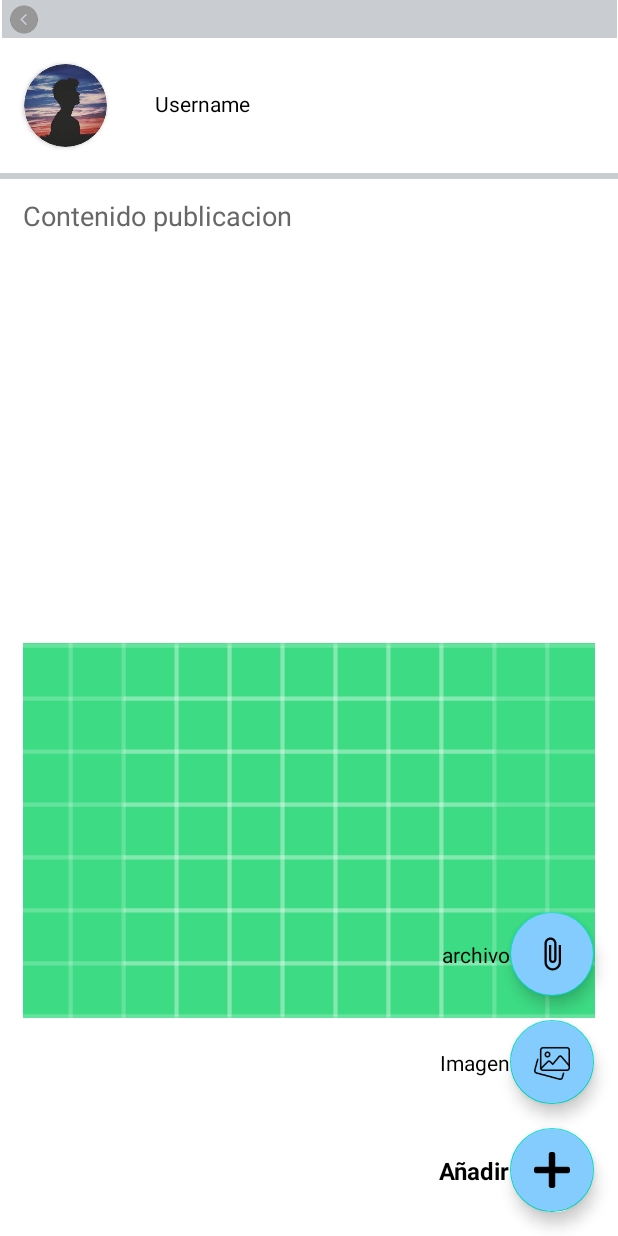
After one commit to DanielRamirez1901/proyecto-apps, an Android app: the PostComment screen opened directly, with no data from a screen before it, on a phone screen of 412 x 824 dp. The commit adds this screen. Run offline under Robolectric (Android 15) with nearby library versions, the phone set to English and light mode, and no system bars.

Commit message:
publish_interface_added

```diff
--- a/interfaces-pr/app/build.gradle
+++ b/interfaces-pr/app/build.gradle
@@ -52,4 +52,5 @@ dependencies {
     testImplementation 'junit:junit:4.13.2'
     androidTestImplementation 'androidx.test.ext:junit:1.1.5'
     androidTestImplementation 'androidx.test.espresso:espresso-core:3.5.1'
+
 }
--- a/interfaces-pr/app/src/main/AndroidManifest.xml
+++ b/interfaces-pr/app/src/main/AndroidManifest.xml
@@ -11,6 +11,9 @@
         android:supportsRtl="true"
         android:theme="@style/Theme.Interfacespr"
         tools:targetApi="31">
+        <activity
+            android:name=".PostComment"
+            android:exported="false" />
         <activity
             android:name=".PublicationsActivity"
             android:exported="false" />
--- /dev/null
+++ b/interfaces-pr/app/src/main/java/com/example/interfaces_pr/PostComment.kt
@@ -0,0 +1,40 @@
+package com.example.interfaces_pr
+
+import android.content.Intent
+import androidx.appcompat.app.AppCompatActivity
+import android.os.Bundle
+import com.example.interfaces_pr.databinding.ActivityCourseBinding
+import com.example.interfaces_pr.databinding.ActivityPostCommentBinding
+
+class PostComment : AppCompatActivity() {
+
+
+
+    private val binding by lazy{
+        ActivityPostCommentBinding.inflate(layoutInflater)
+    }
+
+    override fun onCreate(savedInstanceState: Bundle?) {
+        super.onCreate(savedInstanceState)
+        setContentView(binding.root)
+
+        binding.userImg.setImageResource(R.drawable.profile1)
+        binding.galleryBtn.setOnClickListener{
+            binding.publicationImg.setImageResource(R.drawable.basketball_course_image)
+        }
+
+        binding.addBtn.setOnClickListener{
+            goToCourseActivity()
+        }
+
+        binding.backButton.setOnClickListener{
+            goToCourseActivity()
+        }
+
+    }
+
+    private fun goToCourseActivity(){
+        val intent = Intent(this,CourseActivity::class.java)
+        startActivity(intent)
+    }
+}
--- /dev/null
+++ b/interfaces-pr/app/src/main/res/drawable/file_icon.xml
@@ -0,0 +1,5 @@
+<vector android:height="24dp" android:tint="#000000"
+    android:viewportHeight="24" android:viewportWidth="24"
+    android:width="24dp" xmlns:android="http://schemas.android.com/apk/res/android">
+    <path android:fillColor="@android:color/white" android:pathData="M16.5,6v11.5c0,2.21 -1.79,4 -4,4s-4,-1.79 -4,-4V5c0,-1.38 1.12,-2.5 2.5,-2.5s2.5,1.12 2.5,2.5v10.5c0,0.55 -0.45,1 -1,1s-1,-0.45 -1,-1V6H10v9.5c0,1.38 1.12,2.5 2.5,2.5s2.5,-1.12 2.5,-2.5V5c0,-2.21 -1.79,-4 -4,-4S7,2.79 7,5v12.5c0,3.04 2.46,5.5 5.5,5.5s5.5,-2.46 5.5,-5.5V6h-1.5z"/>
+</vector>
--- /dev/null
+++ b/interfaces-pr/app/src/main/res/layout/activity_post_comment.xml
@@ -0,0 +1,167 @@
+<?xml version="1.0" encoding="utf-8"?>
+<androidx.constraintlayout.widget.ConstraintLayout xmlns:android="http://schemas.android.com/apk/res/android"
+    xmlns:app="http://schemas.android.com/apk/res-auto"
+    xmlns:tools="http://schemas.android.com/tools"
+    android:layout_width="match_parent"
+    android:layout_height="match_parent"
+    tools:context=".PostComment">
+
+
+
+    <View
+        android:id="@+id/view14"
+        android:layout_width="410dp"
+        android:layout_height="25dp"
+        android:background="#c9ccd1"
+        app:layout_constraintEnd_toEndOf="parent"
+        app:layout_constraintStart_toStartOf="parent"
+        app:layout_constraintTop_toTopOf="parent" />
+
+    <ImageView
+        android:id="@+id/backButton"
+        android:layout_width="24dp"
+        android:layout_height="22dp"
+        android:layout_marginStart="4dp"
+        app:layout_constraintBottom_toBottomOf="@+id/view14"
+        app:layout_constraintStart_toStartOf="parent"
+        app:layout_constraintTop_toTopOf="@+id/view14"
+        app:srcCompat="@drawable/arrow_searchbar_icon" />
+
+    <androidx.cardview.widget.CardView
+        android:id="@+id/cardView3"
+        android:layout_width="55dp"
+        android:layout_height="55dp"
+        android:layout_marginStart="16dp"
+        app:cardCornerRadius="90dp"
+        app:layout_constraintBottom_toTopOf="@+id/view15"
+        app:layout_constraintStart_toStartOf="parent"
+        app:layout_constraintTop_toBottomOf="@+id/view14">
+
+        <ImageView
+            android:id="@+id/userImg"
+            android:layout_width="wrap_content"
+            android:layout_height="wrap_content"
+            tools:srcCompat="@tools:sample/avatars" />
+    </androidx.cardview.widget.CardView>
+
+    <TextView
+        android:id="@+id/publication_titleTxt"
+        android:layout_width="287dp"
+        android:layout_height="22dp"
+        android:layout_marginStart="32dp"
+        android:text="Username"
+        android:textColor="#000000"
+        app:layout_constraintBottom_toTopOf="@+id/view15"
+        app:layout_constraintStart_toEndOf="@+id/cardView3"
+        app:layout_constraintTop_toBottomOf="@+id/view14" />
+
+    <View
+        android:id="@+id/view15"
+        android:layout_width="0dp"
+        android:layout_height="4dp"
+        android:layout_marginTop="90dp"
+        android:background="#c9ccd1"
+        app:layout_constraintEnd_toEndOf="parent"
+        app:layout_constraintStart_toStartOf="parent"
+        app:layout_constraintTop_toBottomOf="@+id/view14" />
+
+    <ImageView
+        android:id="@+id/publication_Img"
+        android:layout_width="381dp"
+        android:layout_height="250dp"
+        android:layout_marginTop="16dp"
+        android:scaleType="centerCrop"
+        app:layout_constraintEnd_toEndOf="parent"
+        app:layout_constraintStart_toStartOf="parent"
+        app:layout_constraintTop_toBottomOf="@+id/editTextTextPersonName5"
+        app:srcCompat="@drawable/ic_launcher_background" />
+
+    <com.google.android.material.floatingactionbutton.FloatingActionButton
+        android:id="@+id/addBtn"
+        android:layout_width="wrap_content"
+        android:layout_height="wrap_content"
+        android:layout_marginEnd="16dp"
+        android:layout_marginBottom="16dp"
+        android:clickable="true"
+        android:focusable="true"
+        android:backgroundTint="#84CCFE"
+
+        app:layout_constraintBottom_toBottomOf="parent"
+        app:layout_constraintEnd_toEndOf="parent"
+        app:srcCompat="@drawable/plus_icon" />
+
+    <com.google.android.material.floatingactionbutton.FloatingActionButton
+        android:id="@+id/galleryBtn"
+        android:layout_width="wrap_content"
+        android:layout_height="wrap_content"
+        android:layout_marginBottom="16dp"
+        android:clickable="true"
+        android:focusable="true"
+        android:backgroundTint="#84CCFE"
+        app:layout_constraintBottom_toTopOf="@+id/addBtn"
+        app:layout_constraintEnd_toEndOf="@+id/addBtn"
+        app:srcCompat="@drawable/gallery_icon" />
+
+    <com.google.android.material.floatingactionbutton.FloatingActionButton
+        android:id="@+id/fileBtn"
+        android:layout_width="wrap_content"
+        android:layout_height="wrap_content"
+        android:layout_marginBottom="16dp"
+        android:clickable="true"
+        android:focusable="true"
+        android:backgroundTint="#84CCFE"
+        app:layout_constraintBottom_toTopOf="@+id/galleryBtn"
+        app:layout_constraintEnd_toEndOf="@+id/galleryBtn"
+        app:srcCompat="@drawable/file_icon" />
+
+    <TextView
+        android:id="@+id/textView5"
+        android:layout_width="wrap_content"
+        android:layout_height="wrap_content"
+        android:text="Añadir"
+        android:textColor="#000000"
+        android:textSize="16sp"
+        android:textStyle="bold"
+        app:layout_constraintBottom_toBottomOf="@+id/addBtn"
+        app:layout_constraintEnd_toStartOf="@+id/addBtn"
+        app:layout_constraintTop_toTopOf="@+id/addBtn" />
+
+    <TextView
+        android:id="@+id/textView16"
+        android:layout_width="wrap_content"
+        android:layout_height="wrap_content"
+        android:text="archivo"
+        android:textColor="#000000"
+        android:textSize="14sp"
+        app:layout_constraintBottom_toBottomOf="@+id/fileBtn"
+        app:layout_constraintEnd_toStartOf="@+id/fileBtn"
+        app:layout_constraintTop_toTopOf="@+id/fileBtn" />
+
+    <TextView
+        android:id="@+id/textView17"
+        android:layout_width="wrap_content"
+        android:layout_height="wrap_content"
+        android:text="Imagen"
+        android:textColor="#000000"
+        android:textSize="14sp"
+        app:layout_constraintBottom_toBottomOf="@+id/galleryBtn"
+        app:layout_constraintEnd_toStartOf="@+id/galleryBtn"
+        app:layout_constraintTop_toTopOf="@+id/galleryBtn" />
+
+    <EditText
+        android:id="@+id/editTextTextPersonName5"
+        android:layout_width="381dp"
+        android:layout_height="281dp"
+        android:layout_marginTop="16dp"
+        android:background="@null"
+        android:ems="10"
+        android:gravity="start"
+        android:hint="Contenido publicacion"
+        android:inputType="textPersonName"
+        android:textColorHint="#676767"
+        app:layout_constraintEnd_toEndOf="parent"
+        app:layout_constraintStart_toStartOf="parent"
+        app:layout_constraintTop_toTopOf="@+id/view15" />
+
+
+</androidx.constraintlayout.widget.ConstraintLayout>
```
Also changed, not shown: interfaces-pr/app/src/main/java/com/example/interfaces_pr/CourseActivity.kt (+9 -1 lines), interfaces-pr/app/src/main/res/anim/from_btn_anim.xml (added, +21 -0 lines), interfaces-pr/app/src/main/res/anim/rotate_close_anim.xml (added, +12 -0 lines), interfaces-pr/app/src/main/res/anim/rotate_open_anim.xml (added, +12 -0 lines), interfaces-pr/app/src/main/res/anim/to_btn_anim.xml (added, +23 -0 lines), interfaces-pr/app/src/main/res/drawable/publish_button.xml (added, +13 -0 lines), interfaces-pr/app/src/main/res/layout/activity_course.xml (+14 -0 lines), interfaces-pr/app/src/main/res/drawable/plus_icon.png (added).
